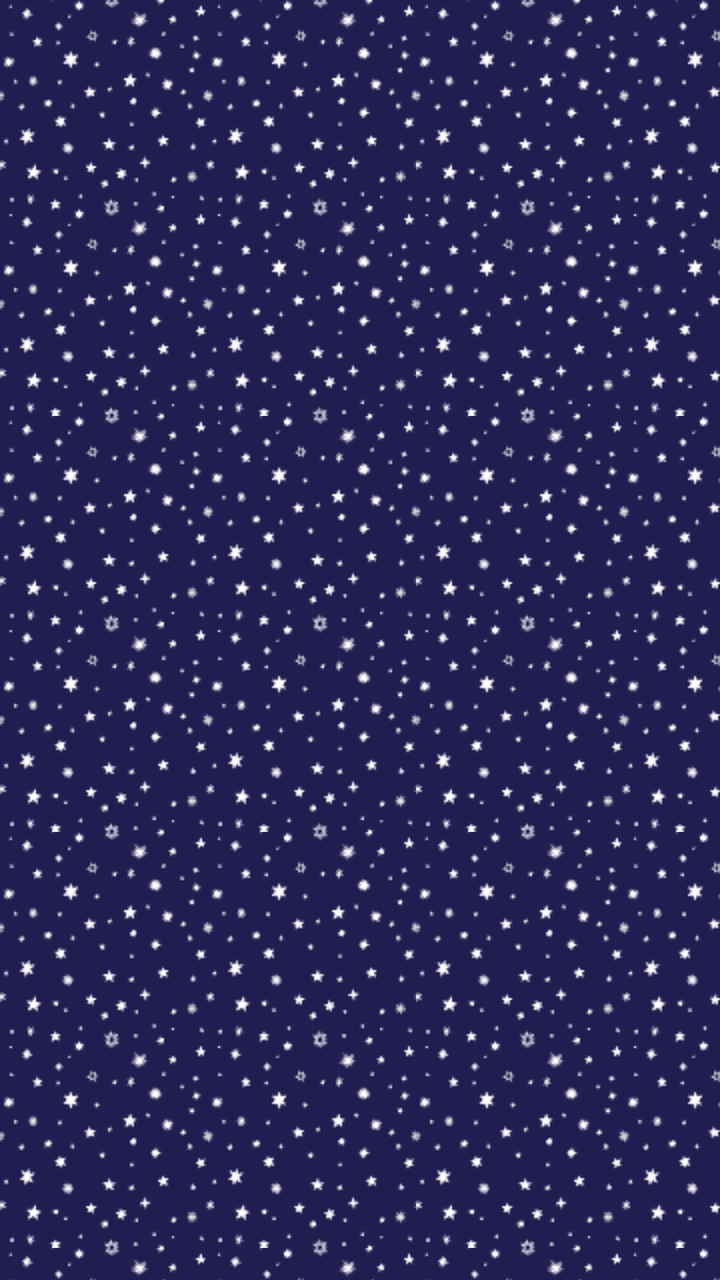
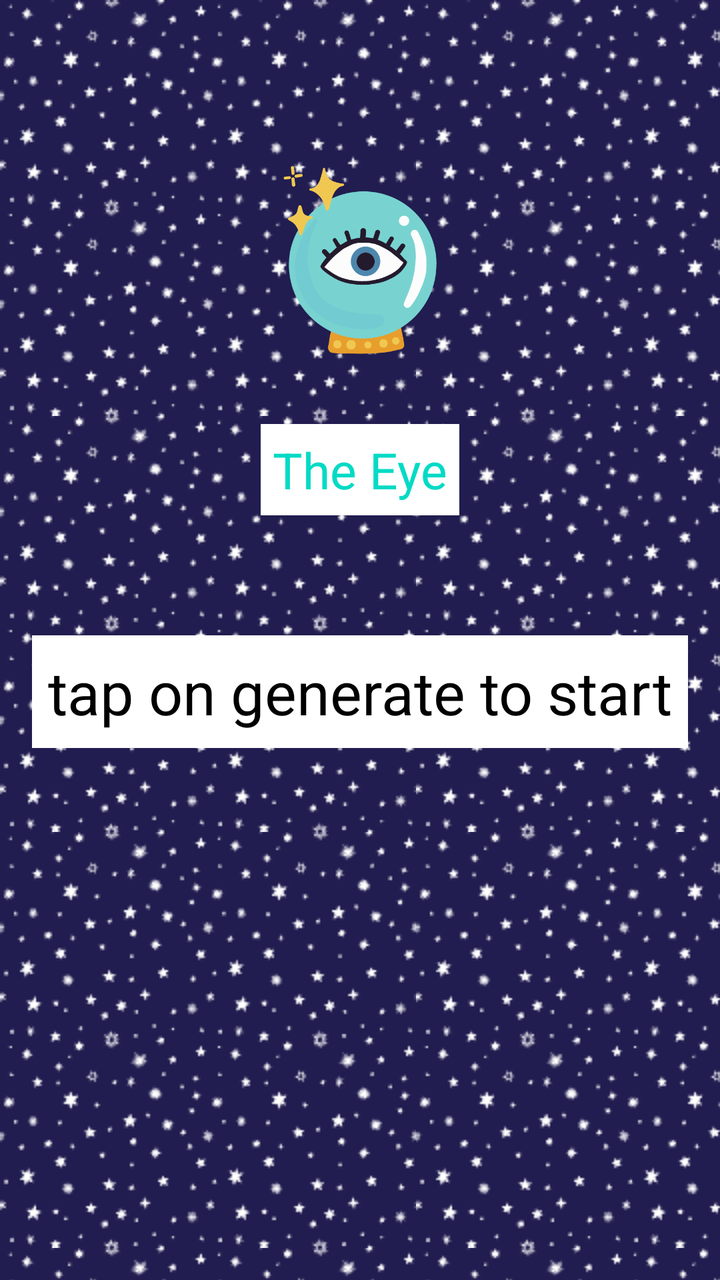

Screens rendered from an Android XML layout before and after an edit, with the pre-edit source and the edit as a unified diff.
<!-- AndroidManifest.xml: application theme Theme.GuessTheNumber_MurrietaJack -->
<!-- res/layout/activity_main.xml -->
<?xml version="1.0" encoding="utf-8"?>
<androidx.constraintlayout.widget.ConstraintLayout xmlns:android="http://schemas.android.com/apk/res/android"
    xmlns:app="http://schemas.android.com/apk/res-auto"
    xmlns:tools="http://schemas.android.com/tools"
    android:id="@+id/main"
    android:layout_width="match_parent"
    android:layout_height="match_parent"
    tools:context=".MainActivity"
    android:background="@drawable/background_pattern"
    >


</androidx.constraintlayout.widget.ConstraintLayout>
<!-- resources referenced by this layout -->
<resources>
  <!-- drawable background_pattern (drawable) -->
  <?xml version="1.0" encoding="utf-8"?>
  <bitmap xmlns:android="http://schemas.android.com/apk/res/android"
      android:src="@drawable/pattern"
      android:tileMode="repeat"
      >
  </bitmap>
  <style name="Theme.GuessTheNumber_MurrietaJack" parent="Base.Theme.GuessTheNumber_MurrietaJack" />
  <!-- drawable pattern: png bitmap (drawable, 5457 bytes) -->
  <style name="Base.Theme.GuessTheNumber_MurrietaJack" parent="Theme.Material3.DayNight.NoActionBar">
          
  
  
          <item name="colorPrimary">@color/navyblue</item>
          <item name="colorPrimaryVariant">@color/purple_700</item>
          <item name="colorOnPrimary">@color/white</item>
  
          <item name="colorSecondary">@color/mustard</item>
          <item name="colorSecondaryVariant">@color/orange</item>
          <item name="colorOnSecondary">@color/black</item>
  
  
  
  
      </style>
  <color name="navyblue">#211D50</color>
  <color name="purple_700">#FF3700B3</color>
  <color name="white">#FFFFFFFF</color>
  <color name="mustard">#F0C851</color>
  <color name="orange">#E79E2C</color>
  <color name="black">#FF000000</color>
</resources>

<!-- the commit's change to res/layout/activity_main.xml (unified diff, before → after) -->
@@ -10,4 +10,43 @@
     >
 
 
+    <ImageView
+        android:id="@+id/imageView"
+        android:layout_width="wrap_content"
+        android:layout_height="wrap_content"
+        android:layout_marginTop="80dp"
+        app:layout_constraintEnd_toEndOf="parent"
+        app:layout_constraintStart_toStartOf="parent"
+        app:layout_constraintTop_toTopOf="parent"
+        app:srcCompat="@drawable/ic_eyeball" />
+
+    <TextView
+        android:id="@+id/title"
+        android:layout_width="wrap_content"
+        android:layout_height="wrap_content"
+        android:layout_marginTop="32dp"
+        android:background="@color/white"
+        android:text="The Eye"
+        android:textColor="@color/teal_200"
+        app:layout_constraintEnd_toEndOf="parent"
+        app:layout_constraintStart_toStartOf="parent"
+        app:layout_constraintTop_toBottomOf="@+id/imageView"
+        android:textSize="25dp"
+        android:padding="6dp"
+        />
+
+    <TextView
+        android:id="@+id/guessing"
+        android:layout_width="wrap_content"
+        android:layout_height="wrap_content"
+        android:layout_marginTop="60dp"
+        android:text="tap on generate to start"
+        android:textSize="30sp"
+        android:padding="8dp"
+        android:background="@color/white"
+        android:textColor="@color/black"
+        app:layout_constraintEnd_toEndOf="parent"
+        app:layout_constraintStart_toStartOf="parent"
+        app:layout_constraintTop_toBottomOf="@+id/title" />
+
 </androidx.constraintlayout.widget.ConstraintLayout>
<!-- resource entries referenced after the edit -->
@@ -7,6 +7,7 @@
       android:tileMode="repeat"
       >
   </bitmap>
+  <!-- drawable ic_eyeball: png bitmap (drawable-hdpi, 11994 bytes) -->
   <style name="Theme.GuessTheNumber_MurrietaJack" parent="Base.Theme.GuessTheNumber_MurrietaJack" />
   <!-- drawable pattern: png bitmap (drawable, 5457 bytes) -->
   <style name="Base.Theme.GuessTheNumber_MurrietaJack" parent="Theme.Material3.DayNight.NoActionBar">
@@ -31,5 +32,6 @@
   <color name="mustard">#F0C851</color>
   <color name="orange">#E79E2C</color>
   <color name="black">#FF000000</color>
+  <color name="teal_200">#FF03DAC5</color>
 </resources>
 
